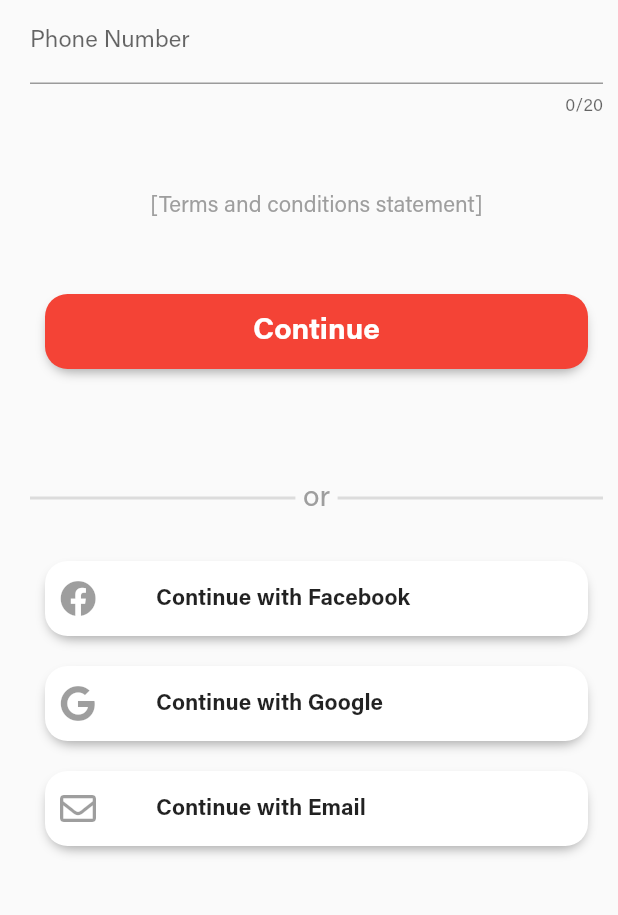
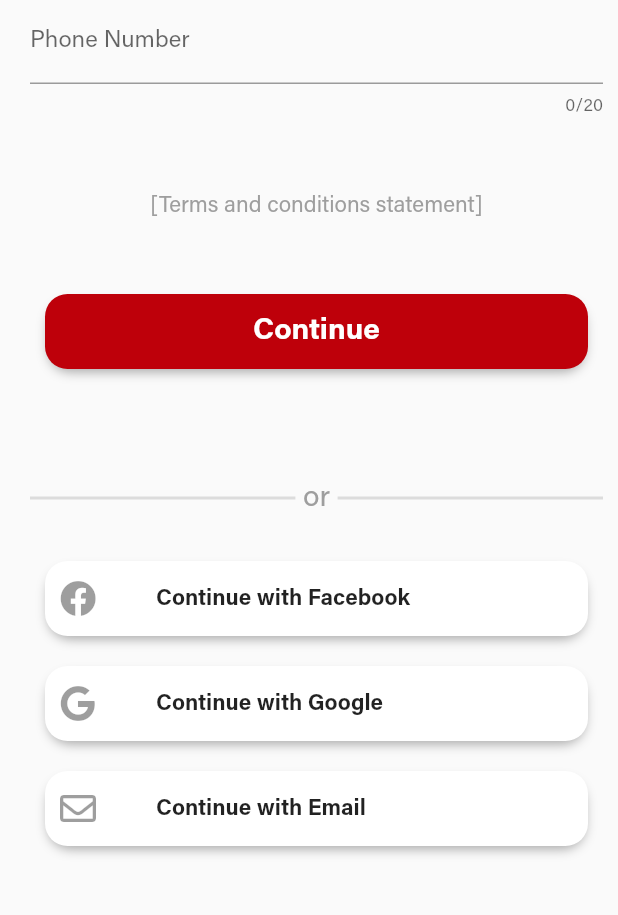
Before and after one commit to Nex-ii/Twiine, a Flutter app: the screen it shows after launch, after a tap on "LOG IN", on a phone screen of 412 x 824 dp, the part 225-1140 px from its top. Run offline on Flutter 3.47's test engine with Material 2 defaults, Android fonts, the phone set to English and light mode, and no system bars; our stand-ins replace firebase_auth, font_awesome_flutter, google_maps_flutter, google_sign_in, validators; missing offline and left inert: flutter_facebook_login; accounts and stored records are empty; network calls fail.

Commit message:
apply new colors to existing buttons

```diff
--- a/lib/main.dart
+++ b/lib/main.dart
@@ -12,6 +12,7 @@ import 'package:twiine/components/Navbar.dart';
 import 'package:twiine/screens/post_login/profile/profile.dart';
 import 'package:twiine/screens/post_login/home/home.dart';
 import 'package:twiine/screens/post_login/addEvent/addEvent.dart';
+import 'package:twiine/colors.dart';
 
 void main() => runApp(App());
 
@@ -20,7 +21,11 @@ class App extends StatelessWidget{
   Widget build(BuildContext context) {
     return MaterialApp(
       title: 'Twiine',
-      theme: ThemeData(fontFamily: 'Acumin Pro'),
+      theme: ThemeData(
+        fontFamily: 'Acumin Pro',
+        primaryColor: TwiineColors.red,
+        accentColor: TwiineColors.orange,
+      ),
       debugShowCheckedModeBanner: false,
       initialRoute: '/',
       routes: {
--- a/lib/screens/pre_login/login/login.dart
+++ b/lib/screens/pre_login/login/login.dart
@@ -5,6 +5,7 @@ import 'package:flutter_facebook_login/flutter_facebook_login.dart';
 import 'package:font_awesome_flutter/font_awesome_flutter.dart';
 import 'package:google_sign_in/google_sign_in.dart';
 import 'package:twiine/auth.dart';
+import 'package:twiine/colors.dart';
 
 class Login extends StatefulWidget {
   Login({Key key}) : super(key: key);
@@ -87,7 +88,7 @@ class LoginState extends State<Login>{
                                     decoration: BoxDecoration(
                                         borderRadius: BorderRadius.circular(
                                             _buttonRadius),
-                                        color: Colors.red,
+                                        color: TwiineColors.red,
                                         boxShadow: [ _dropShadow]
                                     ),
                                     padding: EdgeInsets.all(10),
@@ -120,7 +121,7 @@ class LoginState extends State<Login>{
                             child: Text(
                               _loginMessage,
                               style: TextStyle(
-                                  color: Colors.red,
+                                  color: TwiineColors.red,
                                   fontSize: 12
                               ),
                             )
--- a/lib/screens/pre_login/login/login_basic/login_basic.dart
+++ b/lib/screens/pre_login/login/login_basic/login_basic.dart
@@ -1,5 +1,6 @@
 import 'package:flutter/material.dart';
 import 'package:firebase_auth/firebase_auth.dart';
+import 'package:twiine/colors.dart';
 
 class LoginBasic extends StatefulWidget{
   @override
@@ -113,7 +114,7 @@ class LoginBasicState extends State<LoginBasic> {
                             child: Text(
                               _loginMessage,
                               style: TextStyle(
-                                  color: Colors.red,
+                                  color: TwiineColors.red,
                                   fontSize: 12
                               ),
                             )
@@ -132,7 +133,7 @@ class LoginBasicState extends State<LoginBasic> {
                                     decoration: BoxDecoration(
                                         borderRadius: BorderRadius.circular(
                                             _buttonRadius),
-                                        color: Colors.red,
+                                        color: TwiineColors.red,
                                         boxShadow: [ _dropShadow]
                                     ),
                                     padding: EdgeInsets.all(10),
```
